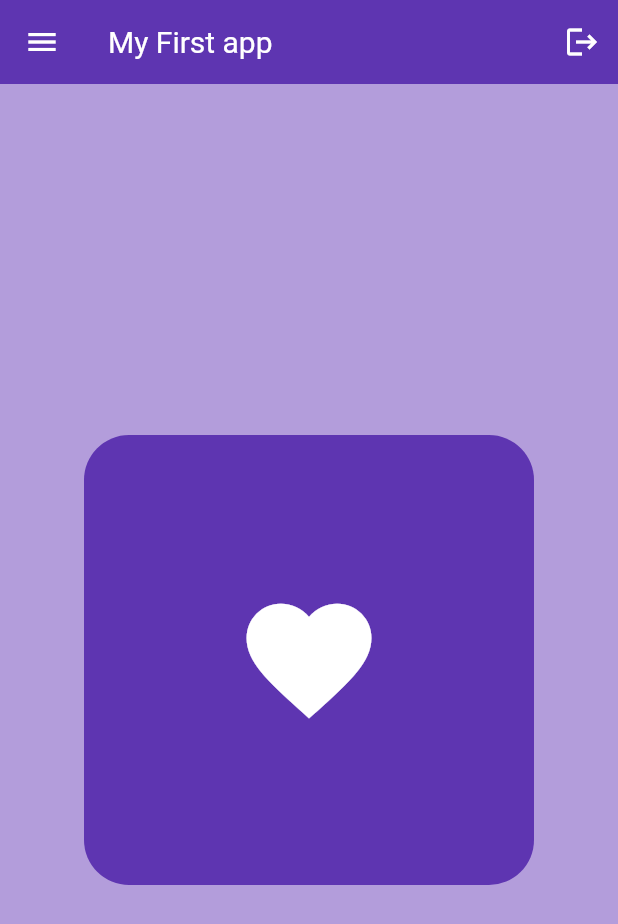
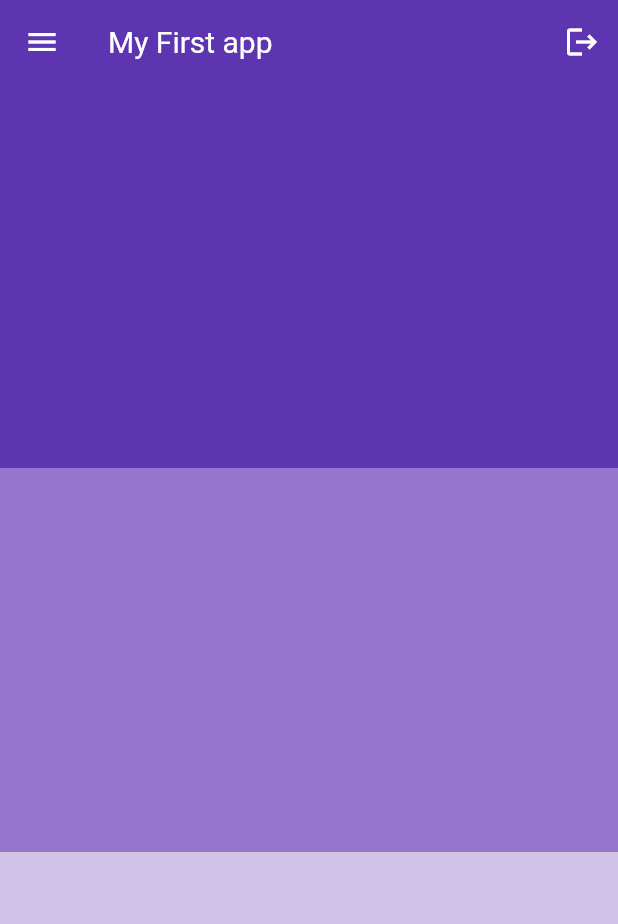
Before and after one commit to Pradeep1234566/App, a Flutter app: the screen it shows after launch, on a phone screen of 412 x 824 dp. Shown: the top 924 px of the screen. Run offline on Flutter 3.47's test engine with Material 3 defaults, Android fonts, the phone set to English and light mode, and no system bars.

Commit message:
Expanded, Columns

```diff
--- a/lib/main.dart
+++ b/lib/main.dart
@@ -13,17 +13,29 @@ class MyApp extends StatelessWidget {
       debugShowCheckedModeBanner: false,
       home: Scaffold(
         backgroundColor: Colors.deepPurple[200],
-        body: Center(
-          child: Container(
-            height: 300,
-            width: 300,
-            decoration: BoxDecoration(
-              color: Colors.deepPurple[600],
-              borderRadius: BorderRadius.circular(30),
+        body: Column(
+          mainAxisAlignment: MainAxisAlignment.spaceEvenly,
+          children: [
+            //Container 1
+
+            Expanded(
+              child: Container(
+                color: Colors.deepPurple[600],
+              ),
             ),
-            padding: EdgeInsets.all(25),
-            child: Icon(Icons.favorite, color: Colors.white, size: 100),
-          ),
+            //Container 2
+            Expanded(
+              child: Container(
+                color: Colors.deepPurple[300],
+              ),
+            ),
+            //Container 3
+            Expanded(
+              child: Container(
+                color: Colors.deepPurple[100],
+              ),
+            )
+          ],
         ),
         appBar: AppBar(
           title: Text(
```
